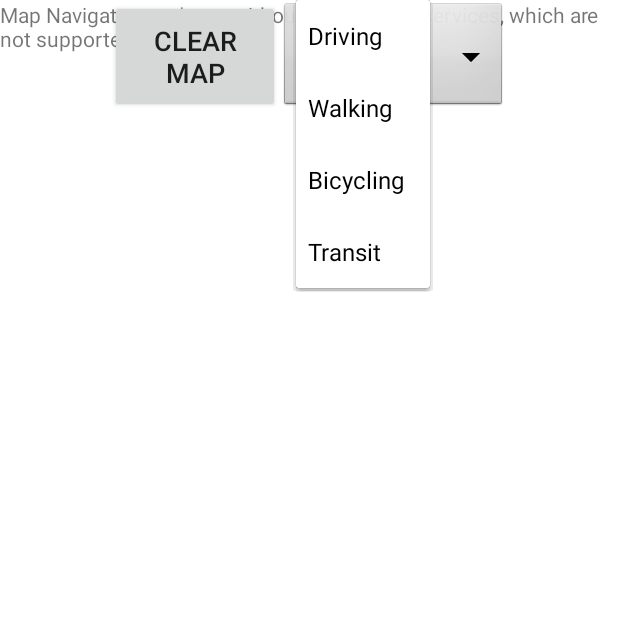
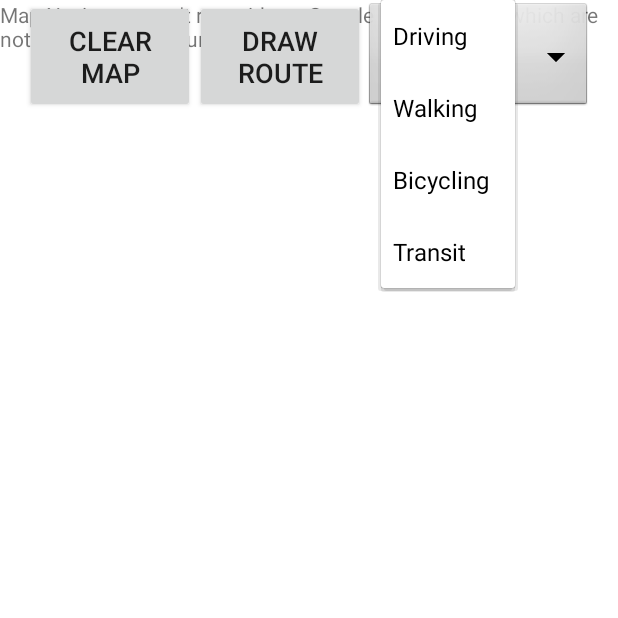
Before and after one commit to Chris-Archive/MapNavigator, an Android app: the screen it shows after launch (MapsActivity), after a tap on "Driving", on a phone screen of 412 x 824 dp, the top half of it. Run offline under Robolectric (Android 15) with nearby library versions, the phone set to English and light mode, and no system bars.

Commit message:
Temporarily removed routing
Temporarily removed routing and added marker route class.

```diff
--- a/app/src/main/java/com/example/mapnavigator/DistanceMatrixParser.java
+++ b/app/src/main/java/com/example/mapnavigator/DistanceMatrixParser.java
@@ -52,6 +52,7 @@ public class DistanceMatrixParser extends AsyncTask<String, Void, Map<String, St
 		return distance_duration;
 	}
 
+
 	private Map<String, String> parseRequest(JSONObject response){
 		Map<String, String> distance_duration = new HashMap<>();
 		JSONArray rows;
@@ -59,7 +60,6 @@ public class DistanceMatrixParser extends AsyncTask<String, Void, Map<String, St
 		JSONObject distance, duration;
 
 		try {
-
 			rows = response.getJSONArray("rows");
 			elements = rows.getJSONObject(0).getJSONArray("elements").getJSONObject(0);
 
--- a/app/src/main/java/com/example/mapnavigator/MapsActivity.java
+++ b/app/src/main/java/com/example/mapnavigator/MapsActivity.java
@@ -45,7 +45,6 @@ public class MapsActivity extends FragmentActivity implements OnMapReadyCallback
     private FusedLocationProviderClient client;
     private LocationManager locationManager;
     private Marker currentLocationMarker;
-    private Polyline current_polyline;
     private String route_mode;
 
     private final int LOCATION_REFRESH_TIME = 10000; //10 seconds to update
@@ -195,8 +194,8 @@ public class MapsActivity extends FragmentActivity implements OnMapReadyCallback
         DirectionsAPICaller route_API_call = new DirectionsAPICaller(MapsActivity.this, new RouteParser());
         DirectionsAPICaller distance_matrix_API_call = new DirectionsAPICaller(MapsActivity.this, new DistanceMatrixParser());
 
-        route_API_call.execute(route_url);
-        distance_matrix_API_call.execute(distance_matrix_url);
+        //route_API_call.execute(route_url);
+        //distance_matrix_API_call.execute(distance_matrix_url);
 
         Log.d("MapsActivity::getRoute", route_url);
         Log.d("MapsActivity::getRoute", distance_matrix_url);
--- a/app/src/main/res/layout/activity_maps.xml
+++ b/app/src/main/res/layout/activity_maps.xml
@@ -24,6 +24,14 @@
             android:id="@+id/clear_map_btn"
             />
 
+        <Button
+            android:layout_width="18mm"
+            android:layout_height="12mm"
+            android:textSize="8pt"
+            android:text="Draw Route"
+            android:id="@+id/draw_route_btn"
+            />
+
         <Spinner
             android:id="@+id/travel_method_menu_spinner"
             android:layout_width="24mm"
```
Also changed, not shown: app/src/main/java/com/example/markers/MarkerRoute.java (added, +62 -0 lines).
